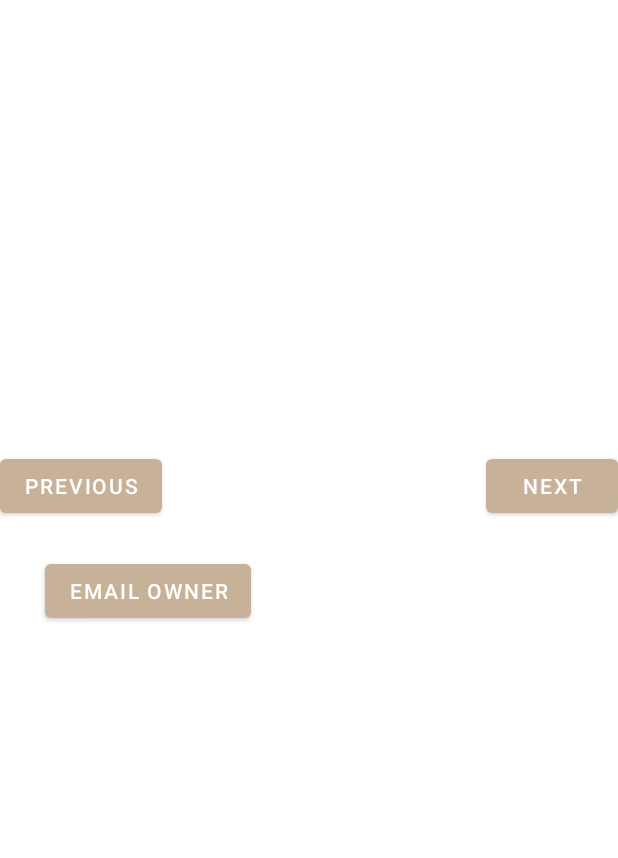
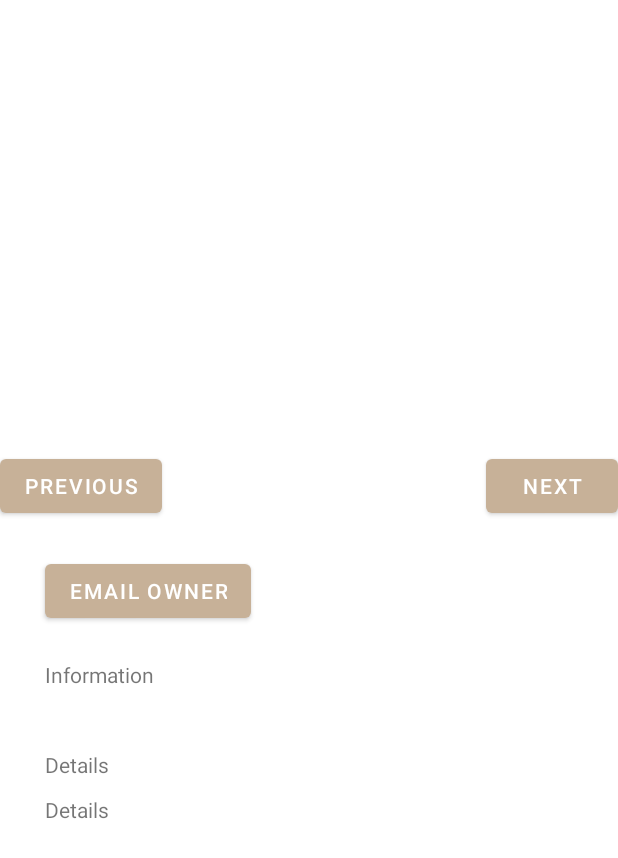
Before and after one commit to Codezilla-21/sweetHome, an Android app: the layout activity_home_details.xml on its own in the app's theme, with its tools: preview values and no code run, on a phone screen of 412 x 824 dp. Shown: the top 858 px of the screen. Run offline under Robolectric (Android 15) with nearby library versions, the phone set to English and light mode, and no system bars; Roboto replaces fonts that are not available here.

Commit message:
homeDetails

```diff
--- a/app/src/main/res/layout/activity_home_details.xml
+++ b/app/src/main/res/layout/activity_home_details.xml
@@ -31,4 +31,26 @@
         android:layout_marginLeft="30dp"
         android:layout_marginTop="370dp"
         android:text="Email Owner" />
+
+    <TextView
+        android:id="@+id/Information"
+        android:layout_width="wrap_content"
+        android:layout_height="wrap_content"
+        android:layout_marginLeft="30dp"
+        android:layout_marginTop="440dp"
+        android:text="Information" />
+    <TextView
+        android:id="@+id/rentSell"
+        android:layout_width="wrap_content"
+        android:layout_height="wrap_content"
+        android:layout_marginLeft="30dp"
+        android:layout_marginTop="500dp"
+        android:text="Details" />
+    <TextView
+        android:id="@+id/address"
+        android:layout_width="wrap_content"
+        android:layout_height="wrap_content"
+        android:layout_marginLeft="30dp"
+        android:layout_marginTop="530dp"
+        android:text="Details" />
 </RelativeLayout>
```
Also changed, not shown: app/src/main/java/com/example/mysweethome/homeDetails.java (+20 -4 lines).
